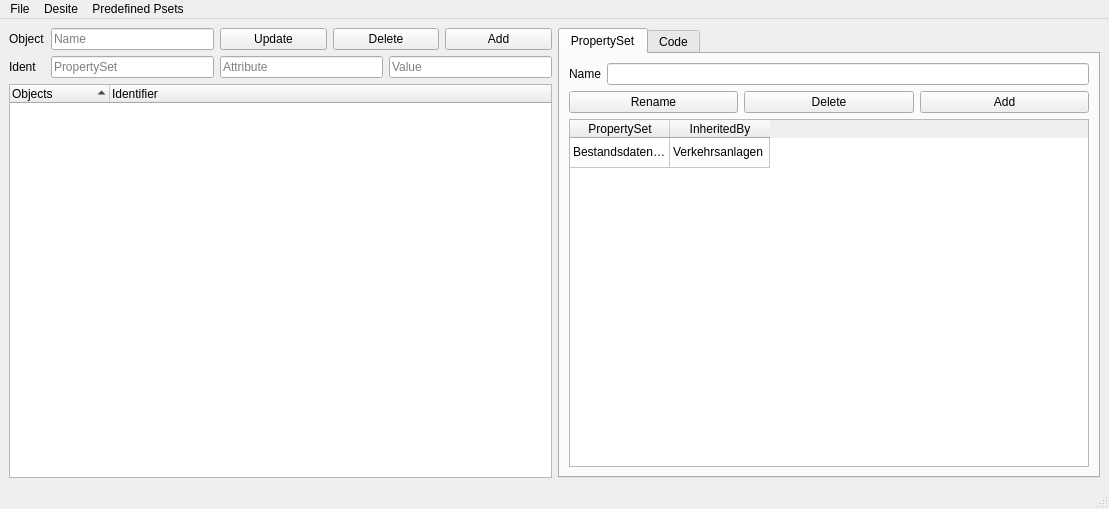
This is desiteRuleCreator/QtDesigns/MainWindow.ui in c-mellueh/SOM-Toolkit as Qt 5 draws it before an edit. The edited form follows.
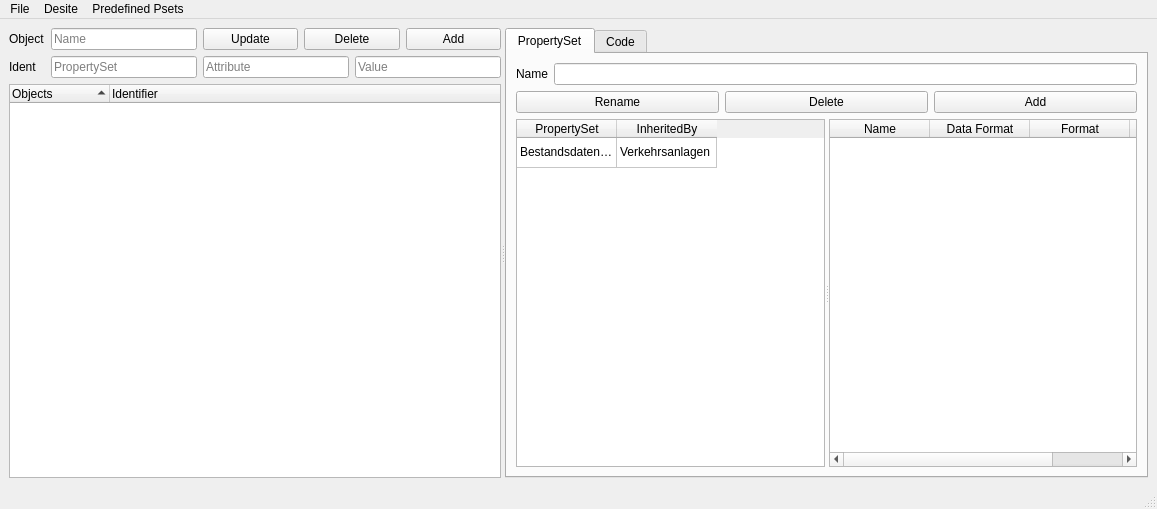
This is the edited form.

The edit to the form file:
```diff
--- a/desiteRuleCreator/QtDesigns/MainWindow.ui
+++ b/desiteRuleCreator/QtDesigns/MainWindow.ui
@@ -6,7 +6,7 @@
    <rect>
     <x>0</x>
     <y>0</y>
-    <width>1109</width>
+    <width>1157</width>
     <height>509</height>
    </rect>
   </property>
@@ -20,8 +20,13 @@
    <string>MainWindow</string>
   </property>
   <widget class="QWidget" name="verticalLayout_main">
-   <layout class="QHBoxLayout" name="horizontalLayout_2">
+   <layout class="QVBoxLayout" name="verticalLayout">
     <item>
+     <widget class="QSplitter" name="splitter">
+      <property name="orientation">
+       <enum>Qt::Horizontal</enum>
+      </property>
+      <widget class="QWidget" name="">
      <layout class="QVBoxLayout" name="verticalLayout_objects">
       <item>
        <layout class="QGridLayout" name="gridLayout_objects">
@@ -202,19 +207,19 @@
        </widget>
       </item>
      </layout>
-    </item>
-    <item>
+      </widget>
      <widget class="QTabWidget" name="tabWidget">
       <property name="currentIndex">
        <number>0</number>
       </property>
       <widget class="QWidget" name="tab_property_set">
+        <property name="layoutDirection">
+         <enum>Qt::LeftToRight</enum>
+        </property>
        <attribute name="title">
         <string>PropertySet</string>
        </attribute>
-       <layout class="QVBoxLayout" name="verticalLayout">
-        <item>
-         <layout class="QGridLayout" name="gridLayout_pSet">
+        <layout class="QGridLayout" name="gridLayout">
           <item row="0" column="0">
            <widget class="QLabel" name="label_pSet_name">
             <property name="minimumSize">
@@ -239,6 +244,12 @@
            <layout class="QHBoxLayout" name="horizontalLayout_pSet_button">
             <item>
              <widget class="QPushButton" name="button_Pset_rename">
+             <property name="sizePolicy">
+              <sizepolicy hsizetype="Preferred" vsizetype="Preferred">
+               <horstretch>0</horstretch>
+               <verstretch>0</verstretch>
+              </sizepolicy>
+             </property>
               <property name="text">
                <string>Rename</string>
               </property>
@@ -249,6 +260,12 @@
             </item>
             <item>
              <widget class="QPushButton" name="button_Pset_delete">
+             <property name="sizePolicy">
+              <sizepolicy hsizetype="Preferred" vsizetype="Preferred">
+               <horstretch>0</horstretch>
+               <verstretch>0</verstretch>
+              </sizepolicy>
+             </property>
               <property name="text">
                <string>Delete</string>
               </property>
@@ -259,6 +276,12 @@
             </item>
             <item>
              <widget class="QPushButton" name="button_Pset_add">
+             <property name="sizePolicy">
+              <sizepolicy hsizetype="Preferred" vsizetype="Preferred">
+               <horstretch>0</horstretch>
+               <verstretch>0</verstretch>
+              </sizepolicy>
+             </property>
               <property name="text">
                <string>Add</string>
               </property>
@@ -269,12 +292,20 @@
             </item>
            </layout>
           </item>
-         </layout>
-        </item>
-        <item>
+         <item row="2" column="0" colspan="2">
+          <widget class="QSplitter" name="splitter_2">
+           <property name="sizePolicy">
+            <sizepolicy hsizetype="Expanding" vsizetype="Expanding">
+             <horstretch>0</horstretch>
+             <verstretch>0</verstretch>
+            </sizepolicy>
+           </property>
+           <property name="orientation">
+            <enum>Qt::Horizontal</enum>
+           </property>
          <widget class="QTableWidget" name="tableWidget_inherited">
           <property name="sizePolicy">
-           <sizepolicy hsizetype="Minimum" vsizetype="Expanding">
+             <sizepolicy hsizetype="Maximum" vsizetype="Expanding">
             <horstretch>0</horstretch>
             <verstretch>0</verstretch>
            </sizepolicy>
@@ -329,6 +360,29 @@
            </property>
           </item>
          </widget>
+           <widget class="QTableWidget" name="attribute_widget">
+            <column>
+             <property name="text">
+              <string>Name</string>
+             </property>
+            </column>
+            <column>
+             <property name="text">
+              <string>Data Format</string>
+             </property>
+            </column>
+            <column>
+             <property name="text">
+              <string>Format</string>
+             </property>
+            </column>
+            <column>
+             <property name="text">
+              <string>Value</string>
+             </property>
+            </column>
+           </widget>
+          </widget>
         </item>
        </layout>
       </widget>
@@ -638,6 +692,7 @@
        </layout>
       </widget>
      </widget>
+     </widget>
     </item>
    </layout>
   </widget>
@@ -646,7 +701,7 @@
     <rect>
      <x>0</x>
      <y>0</y>
-     <width>1109</width>
+     <width>1157</width>
      <height>22</height>
     </rect>
    </property>
```
Left out of the diff: 1 changed line with no effect on the pictures. Lines whose indentation alone changed are shown as unchanged.
